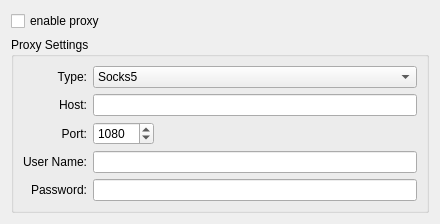
KDE/rekonq, file src/settings_proxy.ui: the form before one commit.
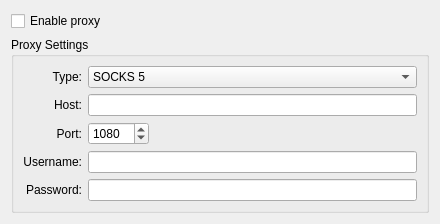
The form after the commit. Custom widgets are drawn as their Qt base class.

The edit to the form file:
```diff
--- a/src/settings_proxy.ui
+++ b/src/settings_proxy.ui
@@ -16,7 +16,7 @@
    <item>
     <widget class="QCheckBox" name="kcfg_isProxyEnabled" >
      <property name="text" >
-      <string>enable proxy</string>
+      <string>Enable proxy</string>
      </property>
     </widget>
    </item>
@@ -40,7 +40,7 @@
        <widget class="QComboBox" name="kcfg_proxyType" >
         <item>
          <property name="text" >
-          <string>Socks5</string>
+          <string>SOCKS 5</string>
          </property>
         </item>
         <item>
@@ -99,7 +99,7 @@
       <item row="4" column="0" >
        <widget class="QLabel" name="label_12" >
         <property name="text" >
-         <string>User Name:</string>
+         <string>Username:</string>
         </property>
         <property name="alignment" >
          <set>Qt::AlignRight|Qt::AlignTrailing|Qt::AlignVCenter</set>
```
Left out of the diff: 2 changed lines with no effect on the pictures.
